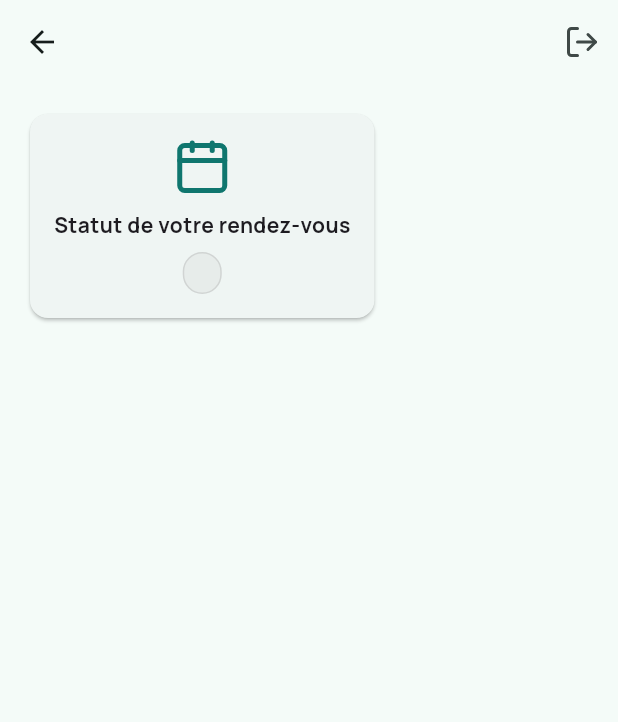
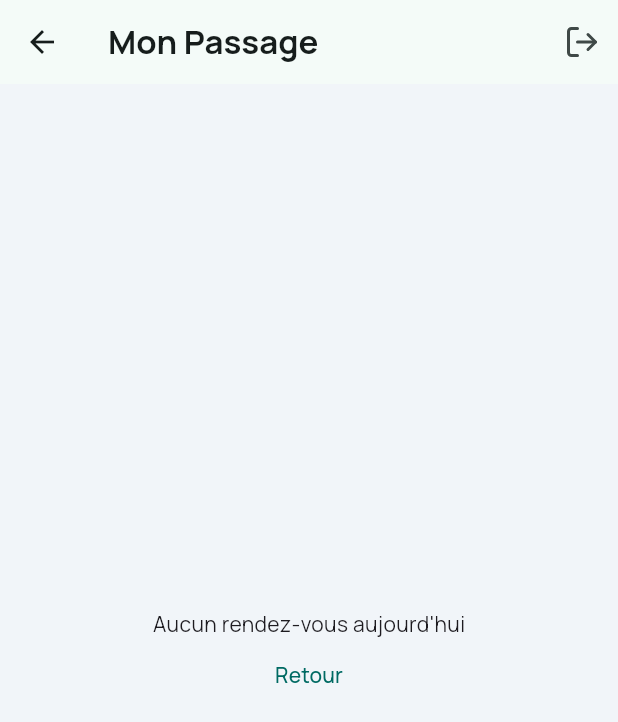
Before and after one commit to boulouzanacer/doctor-appointment-suite, a Flutter app: the PatientStatusView screen opened directly with empty values, on a phone screen of 412 x 824 dp. Shown: the top 722 px of the screen. Run offline on Flutter 3.47's test engine with Material 3 defaults, Android fonts, the phone set to English and light mode, and no system bars; our stand-ins replace audioplayers, cloud_firestore, firebase_core, flutter_local_notifications, google_fonts, lucide_icons_flutter; missing offline and left inert: mobile_scanner; accounts and stored records are empty.

Commit message:
feat: implement real-time queue list, position tracking, and sound notifications in Flutter

```diff
--- a/patient_flutter/lib/main.dart
+++ b/patient_flutter/lib/main.dart
@@ -5,28 +5,30 @@ import 'package:mobile_scanner/mobile_scanner.dart';
 import 'package:google_fonts/google_fonts.dart';
 import 'package:lucide_icons_flutter/lucide_icons.dart';
 import 'package:intl/intl.dart';
+import 'package:flutter_local_notifications/flutter_local_notifications.dart';
+import 'package:audioplayers/audioplayers.dart';
+
+final FlutterLocalNotificationsPlugin flutterLocalNotificationsPlugin = FlutterLocalNotificationsPlugin();
 
 void main() async {
   WidgetsFlutterBinding.ensureInitialized();
 
+  // Initialize Notifications
+  const AndroidInitializationSettings initializationSettingsAndroid = AndroidInitializationSettings('@mipmap/ic_launcher');
+  const InitializationSettings initializationSettings = InitializationSettings(android: initializationSettingsAndroid);
+  await flutterLocalNotificationsPlugin.initialize(initializationSettings);
+
   debugPrint("--- Starting App Initialization ---");
 
   try {
-    // If you have google-services.json in android/app/,
-    // simply calling initializeApp() is usually enough.
     await Firebase.initializeApp().timeout(
       const Duration(seconds: 10),
-      onTimeout: () {
-        debugPrint("Firebase initialization timed out!");
-        return Firebase.app(); // Try to return the default app anyway
-      },
+      onTimeout: () => Firebase.app(),
     );
     debugPrint("Firebase initialized successfully");
   } catch (e) {
     debugPrint("Firebase initialization error: $e");
-    // Fallback to manual options if automatic detection fails
     try {
-      debugPrint("Attempting manual Firebase initialization...");
       await Firebase.initializeApp(
         options: const FirebaseOptions(
           apiKey: "AIzaSyCTvGSJwG06gnKK-d9sgtYX8oGgxCWhfqc",
@@ -37,7 +39,6 @@ void main() async {
           appId: "1:342025821668:android:e2efc42bc75137842b7bf1"
         ),
       );
-      debugPrint("Manual Firebase initialization successful");
     } catch (e2) {
       debugPrint("Manual Firebase initialization failed: $e2");
     }
@@ -53,6 +54,7 @@ class PatientApp extends StatelessWidget {
   Widget build(BuildContext context) {
     return MaterialApp(
       title: 'Cabinet Patient',
+      debugShowCheckedModeBanner: false,
       theme: ThemeData(
         useMaterial3: true,
         colorScheme: ColorScheme.fromSeed(seedColor: const Color(0xFF0F766E)),
@@ -87,35 +89,35 @@ class _PatientHomeScreenState extends State<PatientHomeScreen> {
           ),
           child: Center(
             child: Padding(
-              padding: const EdgeInsets.all(32.0),
+              padding: const EdgeInsets.all(24.0),
               child: Card(
-                elevation: 20,
-                shape: RoundedRectangleBorder(borderRadius: BorderRadius.circular(32)),
+                elevation: 12,
+                shape: RoundedRectangleBorder(borderRadius: BorderRadius.circular(24)),
                 child: Padding(
                   padding: const EdgeInsets.all(32.0),
                   child: Column(
                     mainAxisSize: MainAxisSize.min,
                     children: [
                       Container(
-                        padding: const EdgeInsets.all(20),
+                        padding: const EdgeInsets.all(16),
                         decoration: BoxDecoration(
                           color: const Color(0xFF0F766E).withOpacity(0.1),
                           shape: BoxShape.circle,
                         ),
-                        child: const Icon(LucideIcons.activity, size: 48, color: Color(0xFF0F766E)),
+                        child: const Icon(LucideIcons.activity, size: 40, color: Color(0xFF0F766E)),
                       ),
-                      const SizedBox(height: 24),
+                      const SizedBox(height: 20),
                       Text(
-                        'Bienvenue',
-                        style: GoogleFonts.manrope(fontSize: 28, fontWeight: FontWeight.bold),
+                        'Cabinet Médical',
+                        style: GoogleFonts.manrope(fontSize: 24, fontWeight: FontWeight.bold),
                       ),
                       const SizedBox(height: 8),
                       Text(
-                        'Scannez votre QR code pour voir votre position',
+                        'Suivez votre tour en temps réel',
                         textAlign: TextAlign.center,
                         style: GoogleFonts.manrope(color: Colors.grey[600]),
                       ),
-                      const SizedBox(height: 32),
+                      const SizedBox(height: 24),
                       ElevatedButton.icon(
                         onPressed: () async {
                           final result = await Navigator.push(
@@ -127,12 +129,12 @@ class _PatientHomeScreenState extends State<PatientHomeScreen> {
                           }
                         },
                         icon: const Icon(LucideIcons.scanLine),
-                        label: const Text('Scanner le QR Code'),
+                        label: const Text('Scanner mon ticket'),
                         style: ElevatedButton.styleFrom(
                           backgroundColor: const Color(0xFF0F766E),
                           foregroundColor: Colors.white,
-                          padding: const EdgeInsets.symmetric(horizontal: 32, vertical: 16),
-                          shape: RoundedRectangleBorder(borderRadius: BorderRadius.circular(16)),
+                          minimumSize: const Size(double.infinity, 50),
+                          shape: RoundedRectangleBorder(borderRadius: BorderRadius.circular(12)),
                         ),
                       ),
                     ],
@@ -158,7 +160,7 @@ class QRScannerScreen extends StatelessWidget {
   @override
   Widget build(BuildContext context) {
     return Scaffold(
-      appBar: AppBar(title: const Text('Scanner QR Code')),
+      appBar: AppBar(title: const Text('Scanner le QR Code')),
       body: MobileScanner(
         onDetect: (capture) {
           final List<Barcode> barcodes = capture.barcodes;
@@ -174,137 +176,257 @@ class QRScannerScreen extends StatelessWidget {
   }
 }
 
-class PatientStatusView extends StatelessWidget {
+class PatientStatusView extends StatefulWidget {
   final String patientId;
   final VoidCallback onLogout;
 
   const PatientStatusView({super.key, required this.patientId, required this.onLogout});
 
   @override
+  State<PatientStatusView> createState() => _PatientStatusViewState();
+}
+
+class _PatientStatusViewState extends State<PatientStatusView> {
+  final AudioPlayer _audioPlayer = AudioPlayer();
+  bool _notificationSent = false;
+
+  Future<void> _notifyArrival() async {
+    if (_notificationSent) return;
+
+    // Play sound
+    await _audioPlayer.play(AssetSource('sounds/notification.mp3'));
+
+    // Show notification
+    const AndroidNotificationDetails androidPlatformChannelSpecifics = AndroidNotificationDetails(
+      'your_turn_channel',
+      'Votre tour',
+      importance: Importance.max,
+      priority: Priority.high,
+      playSound: true,
+    );
+    const NotificationDetails platformChannelSpecifics = NotificationDetails(android: androidPlatformChannelSpecifics);
+    await flutterLocalNotificationsPlugin.show(
+      0,
+      'C\'est votre tour !',
+      'Veuillez vous diriger vers la salle de consultation.',
+      platformChannelSpecifics,
+    );
+
+    setState(() => _notificationSent = true);
+  }
+
+  @override
+  void dispose() {
+    _audioPlayer.dispose();
+    super.dispose();
+  }
+
+  @override
   Widget build(BuildContext context) {
-    return StreamBuilder<DocumentSnapshot>(
-      stream: FirebaseFirestore.instance.collection('patients').doc(patientId).snapshots(),
+    final String today = DateFormat('yyyy-MM-dd').format(DateTime.now());
+
+    return Scaffold(
+      backgroundColor: const Color(0xFFF1F5F9),
+      appBar: AppBar(
+        title: const Text('Mon Passage', style: TextStyle(fontWeight: FontWeight.bold)),
+        actions: [IconButton(onPressed: widget.onLogout, icon: const Icon(LucideIcons.logOut))],
+      ),
+      body: StreamBuilder<QuerySnapshot>(
+        stream: FirebaseFirestore.instance
+            .collection('queue')
+            .where('date', isEqualTo: today)
+            .orderBy('time')
+            .snapshots(),
         builder: (context, snapshot) {
-        if (snapshot.hasError) return const Center(child: Text('Erreur de chargement'));
-        if (snapshot.connectionState == ConnectionState.waiting) return const Center(child: CircularProgressIndicator());
-        if (!snapshot.hasData || !snapshot.data!.exists) {
-          return Scaffold(
-            body: Center(
+          if (!snapshot.hasData) return const Center(child: CircularProgressIndicator());
+
+          final queueDocs = snapshot.data!.docs;
+          int myIndex = -1;
+          Map<String, dynamic>? myData;
+
+          for (int i = 0; i < queueDocs.length; i++) {
+            final data = queueDocs[i].data() as Map<String, dynamic>;
+            if (data['patientId'] == widget.patientId) {
+              myIndex = i;
+              myData = data;
+              break;
+            }
+          }
+
+          if (myIndex == -1) {
+            return Center(
               child: Column(
                 mainAxisAlignment: MainAxisAlignment.center,
                 children: [
-                  const Text('Patient non trouvé'),
-                  TextButton(onPressed: onLogout, child: const Text('Retour'))
+                  const Text('Aucun rendez-vous aujourd\'hui'),
+                  TextButton(onPressed: widget.onLogout, child: const Text('Retour'))
                 ],
-              ),
               ),
             );
           }
 
-        final data = snapshot.data!.data() as Map<String, dynamic>;
+          final int position = myIndex + 1;
+          final int remaining = myIndex; // Number of people before me
 
-        return Scaffold(
-          appBar: AppBar(
-            title: Text('${data['firstName']} ${data['lastName']}'),
-            actions: [IconButton(onPressed: onLogout, icon: const Icon(LucideIcons.logOut))],
-          ),
-          body: SingleChildScrollView(
+          // Trigger notification if position is 1
+          if (position == 1 && myData?['status'] != 'treated') {
+            _notifyArrival();
+          }
+
+          return ListView(
             padding: const EdgeInsets.all(16),
-            child: Column(
             children: [
-                _buildStatusCard(data),
-                const SizedBox(height: 16),
-                _buildQueueInfo(patientId),
+              // Position Card
+              _buildMainPositionCard(position, remaining, myData?['status']),
+              const SizedBox(height: 20),
+
+              // Queue List
+              const Text('File d\'attente du jour', style: TextStyle(fontSize: 18, fontWeight: FontWeight.bold)),
+              const SizedBox(height: 12),
+              ...queueDocs.asMap().entries.map((entry) {
+                final int idx = entry.key;
+                final data = entry.value.data() as Map<String, dynamic>;
+                final bool isMe = data['patientId'] == widget.patientId;
+
+                return _buildQueueItem(idx + 1, data, isMe);
+              }),
             ],
-            ),
-          ),
           );
         },
-    );
-  }
-
-  Widget _buildStatusCard(Map<String, dynamic> data) {
-    return Card(
-      child: Padding(
-        padding: const EdgeInsets.all(16),
-        child: Column(
-          children: [
-            const Icon(LucideIcons.calendar, size: 40, color: Color(0xFF0F766E)),
-            const SizedBox(height: 8),
-            const Text('Statut de votre rendez-vous', style: TextStyle(fontWeight: FontWeight.bold)),
-            const SizedBox(height: 8),
-            _StatusBadge(status: data['status'] ?? 'waiting'),
-          ],
-        ),
       ),
     );
   }
 
-  Widget _buildQueueInfo(String pid) {
-    return StreamBuilder<QuerySnapshot>(
-      stream: FirebaseFirestore.instance
-          .collection('queue')
-          .where('date', isEqualTo: DateFormat('yyyy-MM-dd').format(DateTime.now()))
-          .orderBy('time')
-          .snapshots(),
-      builder: (context, snapshot) {
-        if (!snapshot.hasData) return const SizedBox();
-
-        final queue = snapshot.data!.docs;
-        int position = -1;
-        for (int i = 0; i < queue.length; i++) {
-          if (queue[i].id == pid) {
-            position = i + 1;
-            break;
-          }
+  Widget _buildMainPositionCard(int position, int remaining, String? status) {
+    bool isNext = position == 1;
+    return Container(
+      padding: const EdgeInsets.all(24),
+      decoration: BoxDecoration(
+        gradient: LinearGradient(
+          colors: isNext
+            ? [const Color(0xFF0D9488), const Color(0xFF0F766E)]
+            : [Colors.white, Colors.white],
+        ),
+        borderRadius: BorderRadius.circular(24),
+        boxShadow: [BoxShadow(color: Colors.black.withOpacity(0.05), blurRadius: 10)],
+      ),
+      child: Column(
+        children: [
+          Text(
+            isNext ? 'C\'est votre tour !' : 'Votre Position',
+            style: TextStyle(
+              color: isNext ? Colors.white70 : Colors.grey[600],
+              fontSize: 16,
+              fontWeight: FontWeight.w600
+            ),
+          ),
+          const SizedBox(height: 8),
+          Text(
+            '$position',
+            style: TextStyle(
+              fontSize: 72,
+              fontWeight: FontWeight.w800,
+              color: isNext ? Colors.white : const Color(0xFF0F766E)
+            ),
+          ),
+          const SizedBox(height: 8),
+          if (!isNext)
+            Text(
+              '$remaining patient(s) avant vous',
+              style: TextStyle(color: Colors.grey[600], fontWeight: FontWeight.w500),
+            ),
+          if (isNext)
+            const Text(
+              'Le docteur vous attend',
+              style: TextStyle(color: Colors.white, fontWeight: FontWeight.bold),
+            ),
+          const SizedBox(height: 16),
+          _StatusBadge(status: status ?? 'waiting', onDark: isNext),
+        ],
+      ),
+    );
   }
 
-        if (position == -1) return const SizedBox();
-
-        return Card(
-          color: const Color(0xFF0F766E),
-          child: Padding(
-            padding: const EdgeInsets.all(24),
+  Widget _buildQueueItem(int pos, Map<String, dynamic> data, bool isMe) {
+    return Container(
+      margin: const EdgeInsets.only(bottom: 8),
+      padding: const EdgeInsets.all(12),
+      decoration: BoxDecoration(
+        color: isMe ? const Color(0xFF0F766E).withOpacity(0.05) : Colors.white,
+        borderRadius: BorderRadius.circular(16),
+        border: isMe ? Border.all(color: const Color(0xFF0F766E), width: 2) : null,
+      ),
+      child: Row(
+        children: [
+          Container(
+            width: 32,
+            height: 32,
+            decoration: BoxDecoration(
+              color: isMe ? const Color(0xFF0F766E) : Colors.grey[200],
+              shape: BoxShape.circle,
+            ),
+            child: Center(
+              child: Text(
+                '$pos',
+                style: TextStyle(
+                  color: isMe ? Colors.white : Colors.grey[600],
+                  fontWeight: FontWeight.bold
+                ),
+              ),
+            ),
+          ),
+          const SizedBox(width: 12),
+          Expanded(
             child: Column(
+              crossAxisAlignment: CrossAxisAlignment.start,
               children: [
-                const Text('Votre position dans la file', style: TextStyle(color: Colors.white70)),
-                Text('$position', style: const TextStyle(fontSize: 64, fontWeight: FontWeight.bold, color: Colors.white)),
                 Text(
-                  position == 1 ? 'Vous êtes le prochain !' : 'Il y a ${position - 1} patients avant vous',
-                  style: const TextStyle(color: Colors.white),
+                  isMe ? 'Vous' : '${data['firstName']} ${data['lastName'][0]}.',
+                  style: TextStyle(
+                    fontWeight: isMe ? FontWeight.bold : FontWeight.w500,
+                    fontSize: 15
                   ),
+                ),
+                Text(data['time'], style: TextStyle(color: Colors.grey[500], fontSize: 13)),
               ],
             ),
           ),
-        );
-      },
+          _StatusBadge(status: data['status'] ?? 'waiting', compact: true),
+        ],
+      ),
     );
   }
 }
 
 class _StatusBadge extends StatelessWidget {
   final String status;
-  const _StatusBadge({required this.status});
+  final bool compact;
+  final bool onDark;
+
+  const _StatusBadge({required this.status, this.compact = false, this.onDark = false});
 
   @override
   Widget build(BuildContext context) {
     final styles = {
-      'waiting': (color: Colors.orange, label: 'En attente'),
+      'waiting': (color: Colors.orange, label: 'Attente'),
       'confirmed': (color: Colors.blue, label: 'Confirmé'),
-      'treated': (color: Colors.green, label: 'Traité'),
+      'treated': (color: Colors.green, label: 'Terminé'),
       'cancelled': (color: Colors.red, label: 'Annulé'),
     }[status] ?? (color: Colors.grey, label: status);
 
     return Container(
-      padding: const EdgeInsets.symmetric(horizontal: 12, vertical: 4),
+      padding: EdgeInsets.symmetric(horizontal: compact ? 8 : 12, vertical: 4),
       decoration: BoxDecoration(
-        color: styles.color.withOpacity(0.1),
+        color: onDark ? Colors.white.withOpacity(0.2) : styles.color.withOpacity(0.1),
         borderRadius: BorderRadius.circular(20),
-        border: Border.all(color: styles.color.withOpacity(0.3)),
       ),
       child: Text(
         styles.label,
-        style: TextStyle(color: styles.color, fontWeight: FontWeight.bold, fontSize: 12),
+        style: TextStyle(
+          color: onDark ? Colors.white : styles.color,
+          fontWeight: FontWeight.bold,
+          fontSize: compact ? 10 : 12
+        ),
       ),
     );
   }
```
Also changed, not shown: patient_flutter/pubspec.yaml (+5 -4 lines), patient_flutter/pubspec.lock. Lines whose indentation alone changed are shown as unchanged.
